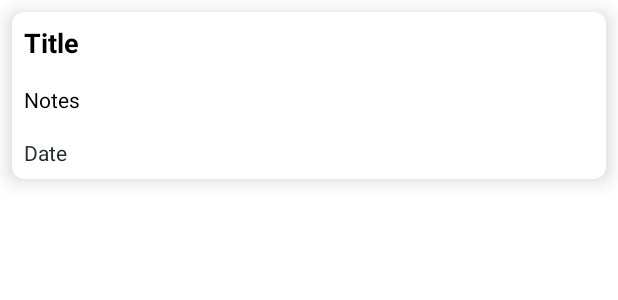
After one commit to mdminhaziftekhar/To-Do-List-, an Android app: the layout notes_list.xml on its own in the app's theme, with its tools: preview values and no code run, on a phone screen of 412 x 824 dp. The commit adds this screen. Shown: the top 300 px of the screen. Run offline under Robolectric (Android 15) with nearby library versions, the phone set to English and light mode, and no system bars.

Commit message:
feat: Designed the layouts for lists and mainactivity

```diff
--- /dev/null
+++ b/app/src/main/res/drawable/ic_add.xml
@@ -0,0 +1,5 @@
+<vector android:height="24dp" android:tint="#000000"
+    android:viewportHeight="24" android:viewportWidth="24"
+    android:width="24dp" xmlns:android="http://schemas.android.com/apk/res/android">
+    <path android:fillColor="@android:color/white" android:pathData="M19,13h-6v6h-2v-6H5v-2h6V5h2v6h6v2z"/>
+</vector>
--- /dev/null
+++ b/app/src/main/res/layout/notes_list.xml
@@ -0,0 +1,72 @@
+<?xml version="1.0" encoding="utf-8"?>
+<androidx.cardview.widget.CardView xmlns:android="http://schemas.android.com/apk/res/android"
+    android:layout_width="match_parent"
+    android:layout_height="wrap_content"
+    xmlns:app="http://schemas.android.com/apk/res-auto"
+    app:cardBackgroundColor="@color/white"
+    android:id="@+id/notes_container"
+    app:cardCornerRadius="8dp"
+    app:cardElevation="8dp"
+    android:layout_margin="8dp"
+    >
+    <LinearLayout
+        android:layout_width="match_parent"
+        android:layout_height="wrap_content"
+        android:orientation="vertical">
+
+        <RelativeLayout
+            android:layout_width="match_parent"
+            android:layout_height="wrap_content">
+
+            <TextView
+                android:id="@+id/textView_title"
+                android:text="Title"
+                android:layout_alignParentStart="true"
+                android:textSize="18sp"
+                android:textColor="@color/black"
+                android:textStyle="bold"
+                android:padding="8dp"
+                android:singleLine="true"
+                android:ellipsize="marquee"
+                android:marqueeRepeatLimit="marquee_forever"
+                android:scrollHorizontally="true"
+                android:layout_width="match_parent"
+                android:layout_height="wrap_content"/>
+            <ImageView
+                android:id="@+id/imageView_pin"
+                android:layout_alignParentEnd="true"
+                android:layout_width="20dp"
+                android:layout_height="20dp"/>
+
+        </RelativeLayout>
+
+        <TextView
+            android:id="@+id/textView_notes"
+            android:text="Notes"
+            android:textColor="@color/black"
+            android:textSize="14sp"
+            android:textStyle="normal"
+            android:maxLines="10"
+            android:padding="8dp"
+            android:layout_width="match_parent"
+            android:layout_height="wrap_content"/>
+
+        <TextView
+            android:id="@+id/textView_date"
+            android:text="Date"
+            android:textColor="@color/grey"
+            android:singleLine="true"
+            android:ellipsize="marquee"
+            android:marqueeRepeatLimit="marquee_forever"
+            android:scrollHorizontally="true"
+            android:textSize="14sp"
+            android:textStyle="normal"
+            android:maxLines="10"
+            android:padding="8dp"
+            android:layout_width="match_parent"
+            android:layout_height="wrap_content"/>
+
+
+    </LinearLayout>
+
+</androidx.cardview.widget.CardView>
--- a/app/src/main/res/values/colors.xml
+++ b/app/src/main/res/values/colors.xml
@@ -7,4 +7,5 @@
     <color name="teal_700">#FF018786</color>
     <color name="black">#FF000000</color>
     <color name="white">#FFFFFFFF</color>
+    <color name="grey">#242B2E</color>
 </resources>
```
Also changed, not shown: app/src/main/res/layout/activity_main.xml (+18 -8 lines), app/src/main/res/drawable/ic_pin.png (added).
